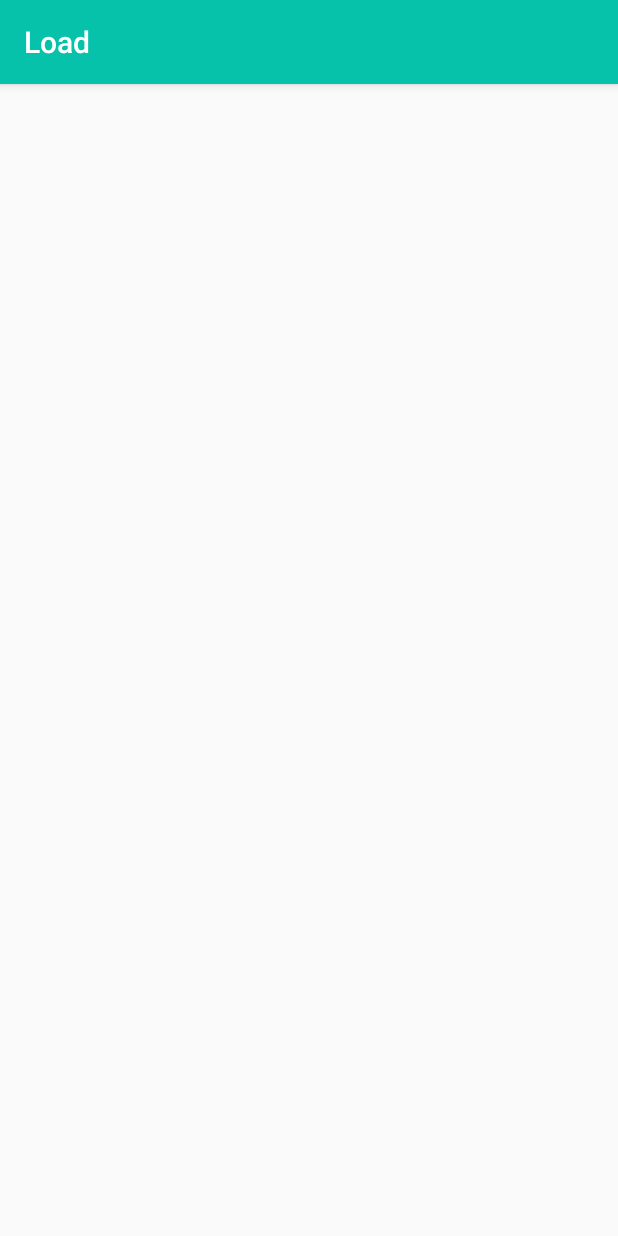
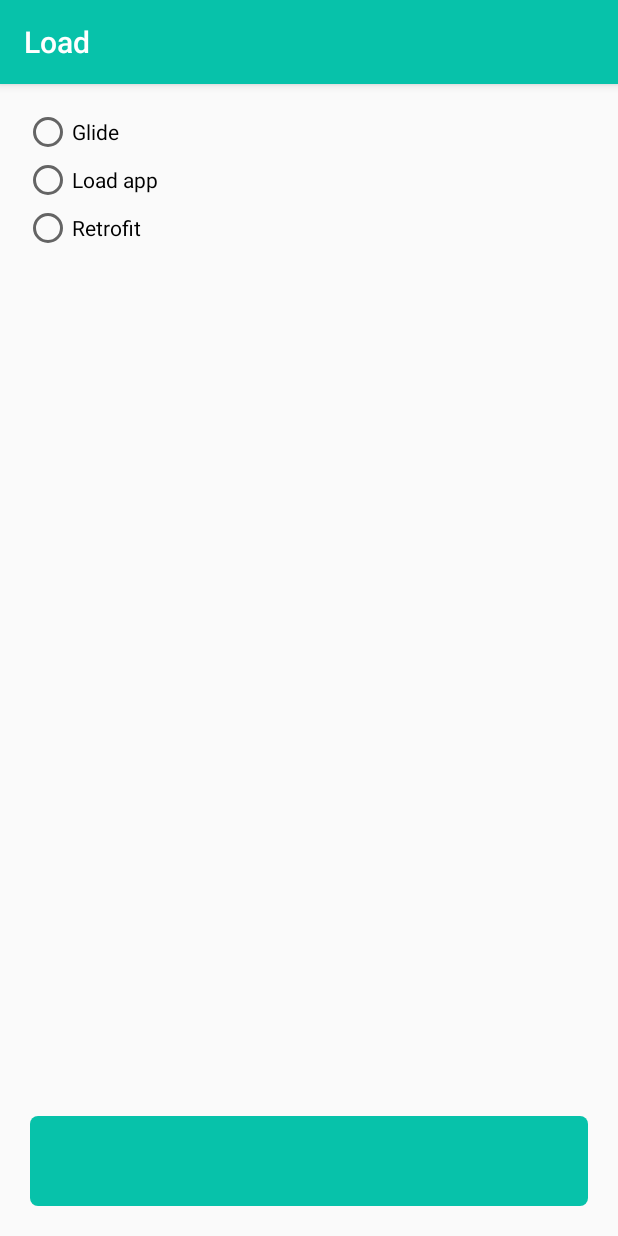
Before and after one commit to knutvalen/Load, an Android app: the screen it shows after launch (MainActivity), after a tap on an icon or button, on a phone screen of 412 x 824 dp. Run offline under Robolectric (Android 15) with nearby library versions, the phone set to English and light mode, and no system bars.

Commit message:
draw button

```diff
--- a/app/build.gradle
+++ b/app/build.gradle
@@ -4,6 +4,7 @@ apply plugin: 'kotlin-android-extensions'
 
 android {
     compileSdkVersion 30
+
     defaultConfig {
         applicationId "com.udacity"
         minSdkVersion 24
@@ -12,11 +13,21 @@ android {
         versionName "1.0"
         testInstrumentationRunner "androidx.test.runner.AndroidJUnitRunner"
     }
+
     buildTypes {
         release {
             minifyEnabled false
             proguardFiles getDefaultProguardFile('proguard-android-optimize.txt'), 'proguard-rules.pro'
         }
+    }
+
+    compileOptions {
+        sourceCompatibility JavaVersion.VERSION_1_8
+        targetCompatibility JavaVersion.VERSION_1_8
+    }
+
+    kotlinOptions {
+        jvmTarget = '1.8'
     }
 }
 
--- a/app/src/main/AndroidManifest.xml
+++ b/app/src/main/AndroidManifest.xml
@@ -2,6 +2,8 @@
 <manifest xmlns:android="http://schemas.android.com/apk/res/android"
     xmlns:tools="http://schemas.android.com/tools"
     package="com.udacity">
+
+    <uses-permission android:name="android.permission.INTERNET" />
 
     <application
         android:allowBackup="true"
--- a/app/src/main/java/com/udacity/LoadingButton.kt
+++ b/app/src/main/java/com/udacity/LoadingButton.kt
@@ -2,13 +2,16 @@ package com.udacity
 
 import android.animation.ValueAnimator
 import android.content.Context
-import android.graphics.Canvas
+import android.graphics.*
 import android.util.AttributeSet
 import android.view.View
+import androidx.core.content.ContextCompat
 import kotlin.properties.Delegates
 
 class LoadingButton @JvmOverloads constructor(
-    context: Context, attrs: AttributeSet? = null, defStyleAttr: Int = 0
+    context: Context,
+    attrs: AttributeSet? = null,
+    defStyleAttr: Int = 0
 ) : View(context, attrs, defStyleAttr) {
     private var widthSize = 0
     private var heightSize = 0
@@ -19,20 +22,30 @@ class LoadingButton @JvmOverloads constructor(
 
     }
 
+    private val paint = Paint(Paint.ANTI_ALIAS_FLAG).apply {
+        style = Paint.Style.FILL
+        textAlign = Paint.Align.CENTER
+        textSize = 55.0f
+        typeface = Typeface.create( "", Typeface.NORMAL)
+    }
+
+    private lateinit var frame: Rect
 
     init {
-
+        isClickable = true
     }
 
 
     override fun onDraw(canvas: Canvas?) {
         super.onDraw(canvas)
 
+        paint.color = ContextCompat.getColorStateList(context, R.color.colorPrimary)?.defaultColor ?: Color.BLACK
+        canvas?.drawRoundRect(0f, 0f, width.toFloat(), height.toFloat(), 8f, 8f, paint)
     }
 
     override fun onMeasure(widthMeasureSpec: Int, heightMeasureSpec: Int) {
-        val minw: Int = paddingLeft + paddingRight + suggestedMinimumWidth
-        val w: Int = resolveSizeAndState(minw, widthMeasureSpec, 1)
+        val minimumWidth: Int = paddingLeft + paddingRight + suggestedMinimumWidth
+        val w: Int = resolveSizeAndState(minimumWidth, widthMeasureSpec, 1)
         val h: Int = resolveSizeAndState(
             MeasureSpec.getSize(w),
             heightMeasureSpec,
--- a/app/src/main/java/com/udacity/MainActivity.kt
+++ b/app/src/main/java/com/udacity/MainActivity.kt
@@ -13,7 +13,6 @@ import androidx.appcompat.app.AppCompatActivity
 import androidx.core.app.NotificationCompat
 import kotlinx.android.synthetic.main.activity_main.*
 import kotlinx.android.synthetic.main.content_main.*
-
 
 class MainActivity : AppCompatActivity() {
 
@@ -51,8 +50,8 @@ class MainActivity : AppCompatActivity() {
                 .setAllowedOverRoaming(true)
 
         val downloadManager = getSystemService(DOWNLOAD_SERVICE) as DownloadManager
-        downloadID =
-            downloadManager.enqueue(request)// enqueue puts the download request in the queue.
+        // enqueue puts the download request in the queue.
+        downloadID = downloadManager.enqueue(request)
     }
 
     companion object {
--- a/app/src/main/res/layout/content_main.xml
+++ b/app/src/main/res/layout/content_main.xml
@@ -17,6 +17,38 @@
         android:layout_height="60dp"
         android:layout_margin="20dp"
         app:layout_constraintBottom_toBottomOf="parent"
-        app:layout_constraintTop_toTopOf="parent" />
+        />
+
+    <RadioGroup
+        android:layout_width="0dp"
+        android:layout_height="wrap_content"
+        android:layout_marginStart="16dp"
+        android:layout_marginTop="16dp"
+        android:layout_marginEnd="16dp"
+        android:layout_marginBottom="16dp"
+        app:layout_constraintBottom_toTopOf="@+id/custom_button"
+        app:layout_constraintEnd_toEndOf="parent"
+        app:layout_constraintStart_toStartOf="parent"
+        app:layout_constraintTop_toTopOf="parent"
+        app:layout_constraintVertical_bias="0.0">
+
+        <RadioButton
+            android:id="@+id/radioButton1"
+            android:layout_width="match_parent"
+            android:layout_height="wrap_content"
+            android:text="Glide" />
+
+        <RadioButton
+            android:id="@+id/radioButton2"
+            android:layout_width="match_parent"
+            android:layout_height="wrap_content"
+            android:text="Load app" />
+
+        <RadioButton
+            android:id="@+id/radioButton3"
+            android:layout_width="match_parent"
+            android:layout_height="wrap_content"
+            android:text="Retrofit" />
+    </RadioGroup>
 
 </androidx.constraintlayout.widget.ConstraintLayout>
--- a/app/src/main/res/values/strings.xml
+++ b/app/src/main/res/values/strings.xml
@@ -2,12 +2,9 @@
     <string name="app_name">Load</string>
     <string name="app_description">Download files from Internet</string>
     <string name="action_settings">Settings</string>
-
-
     <string name="notification_title">Udacity: Android Kotlin Nanodegree </string>
     <string name="notification_description">The Project 3 repository is downloaded</string>
     <string name="notification_button">See changes</string>
-
     <string name="button_name">Click me</string>
     <string name="button_loading">We are loading </string>
     <string name="title_activity_detail">DetailActivity</string>
```
